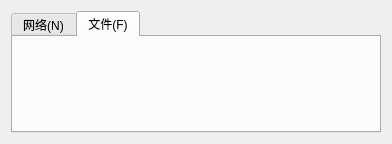
Qt form openmediawindow.ui (desmend123/qt_ffmpeg_rtsp) before a commit.
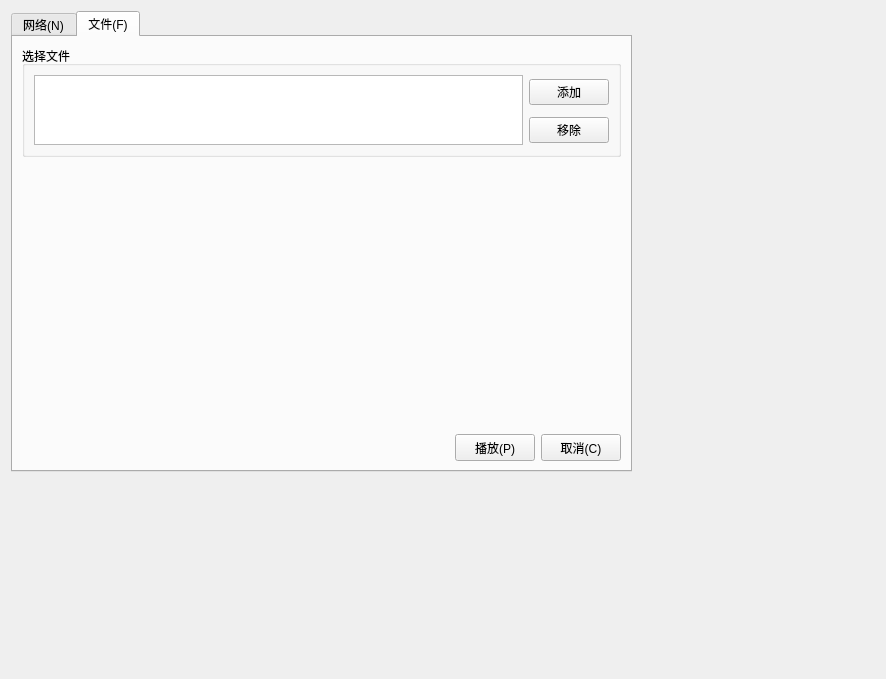
The same form after that commit. The open tabs and pages were chosen to show the change.

Patch:
```diff
--- a/openmediawindow.ui
+++ b/openmediawindow.ui
@@ -6,8 +6,8 @@
    <rect>
     <x>0</x>
     <y>0</y>
-    <width>392</width>
-    <height>144</height>
+    <width>886</width>
+    <height>679</height>
    </rect>
   </property>
   <property name="sizePolicy">
@@ -19,9 +19,15 @@
   <property name="windowTitle">
    <string>打开媒体</string>
   </property>
-  <layout class="QGridLayout" name="gridLayout_2">
-   <item row="0" column="0">
     <widget class="QTabWidget" name="tabWidget">
+   <property name="geometry">
+    <rect>
+     <x>11</x>
+     <y>11</y>
+     <width>621</width>
+     <height>461</height>
+    </rect>
+   </property>
      <property name="currentIndex">
       <number>0</number>
      </property>
@@ -133,10 +139,131 @@
       <attribute name="title">
        <string>文件(F)</string>
       </attribute>
-     </widget>
+    <layout class="QGridLayout" name="gridLayout_2">
+     <item row="0" column="0">
+      <layout class="QGridLayout" name="inputGridLayout"/>
+     </item>
+     <item row="2" column="1">
+      <layout class="QHBoxLayout" name="buttonHorizontalLayout_2">
+       <item>
+        <spacer name="horizontalSpacer_2">
+         <property name="orientation">
+          <enum>Qt::Horizontal</enum>
+         </property>
+         <property name="sizeHint" stdset="0">
+          <size>
+           <width>40</width>
+           <height>20</height>
+          </size>
+         </property>
+        </spacer>
+       </item>
+       <item>
+        <widget class="QPushButton" name="playFilePushButton">
+         <property name="sizePolicy">
+          <sizepolicy hsizetype="Fixed" vsizetype="Fixed">
+           <horstretch>0</horstretch>
+           <verstretch>0</verstretch>
+          </sizepolicy>
+         </property>
+         <property name="minimumSize">
+          <size>
+           <width>0</width>
+           <height>27</height>
+          </size>
+         </property>
+         <property name="maximumSize">
+          <size>
+           <width>16777215</width>
+           <height>27</height>
+          </size>
+         </property>
+         <property name="text">
+          <string>播放(P)</string>
+         </property>
+        </widget>
+       </item>
+       <item>
+        <widget class="QPushButton" name="cancelFilePushButton">
+         <property name="sizePolicy">
+          <sizepolicy hsizetype="Fixed" vsizetype="Fixed">
+           <horstretch>0</horstretch>
+           <verstretch>0</verstretch>
+          </sizepolicy>
+         </property>
+         <property name="minimumSize">
+          <size>
+           <width>0</width>
+           <height>27</height>
+          </size>
+         </property>
+         <property name="maximumSize">
+          <size>
+           <width>16777215</width>
+           <height>27</height>
+          </size>
+         </property>
+         <property name="text">
+          <string>取消(C)</string>
+         </property>
     </widget>
    </item>
   </layout>
+     </item>
+     <item row="0" column="1">
+      <widget class="QGroupBox" name="groupBox">
+       <property name="title">
+        <string>选择文件</string>
+       </property>
+       <layout class="QGridLayout" name="gridLayout_3">
+        <item row="1" column="1">
+         <widget class="QPushButton" name="delPushButton">
+          <property name="sizePolicy">
+           <sizepolicy hsizetype="Fixed" vsizetype="Fixed">
+            <horstretch>0</horstretch>
+            <verstretch>0</verstretch>
+           </sizepolicy>
+          </property>
+          <property name="text">
+           <string>移除</string>
+          </property>
+         </widget>
+        </item>
+        <item row="0" column="0" rowspan="2">
+         <widget class="QListView" name="fileListView"/>
+        </item>
+        <item row="0" column="1">
+         <widget class="QPushButton" name="addPushButton">
+          <property name="sizePolicy">
+           <sizepolicy hsizetype="Fixed" vsizetype="Fixed">
+            <horstretch>0</horstretch>
+            <verstretch>0</verstretch>
+           </sizepolicy>
+          </property>
+          <property name="text">
+           <string>添加</string>
+          </property>
+         </widget>
+        </item>
+       </layout>
+      </widget>
+     </item>
+     <item row="1" column="1">
+      <spacer name="verticalSpacer_2">
+       <property name="orientation">
+        <enum>Qt::Vertical</enum>
+       </property>
+       <property name="sizeHint" stdset="0">
+        <size>
+         <width>20</width>
+         <height>40</height>
+        </size>
+       </property>
+      </spacer>
+     </item>
+    </layout>
+   </widget>
+  </widget>
  </widget>
  <resources/>
  <connections/>
```
Left out of the diff: 76 changed lines with no effect on the pictures. Lines whose indentation alone changed are shown as unchanged.
